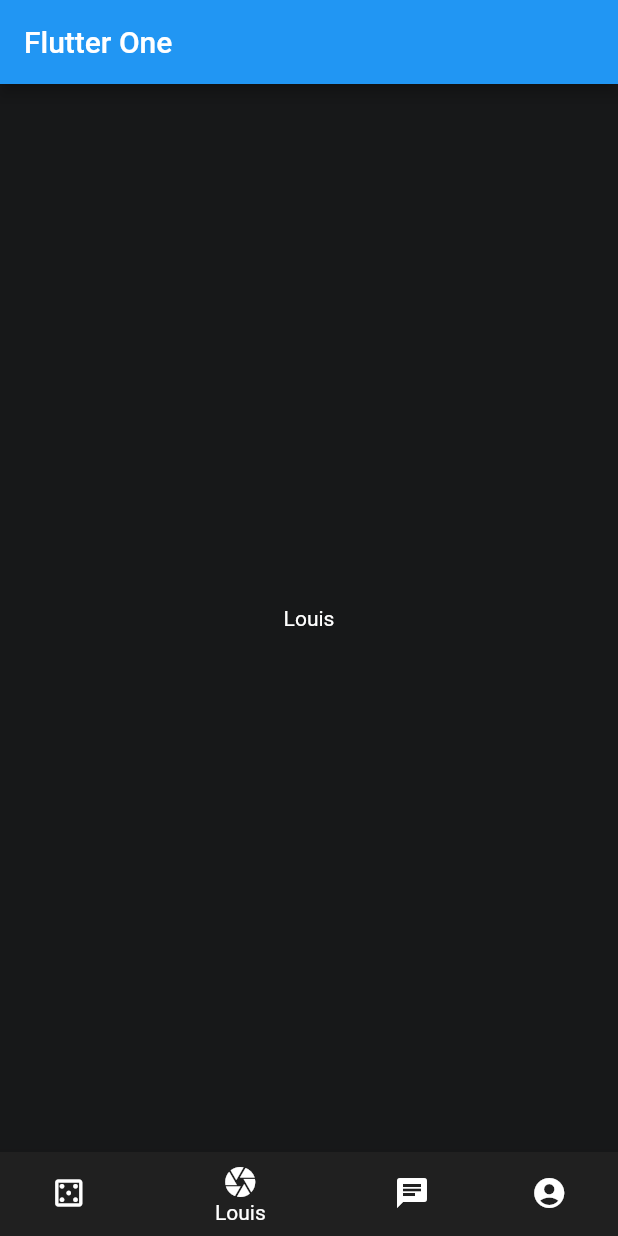
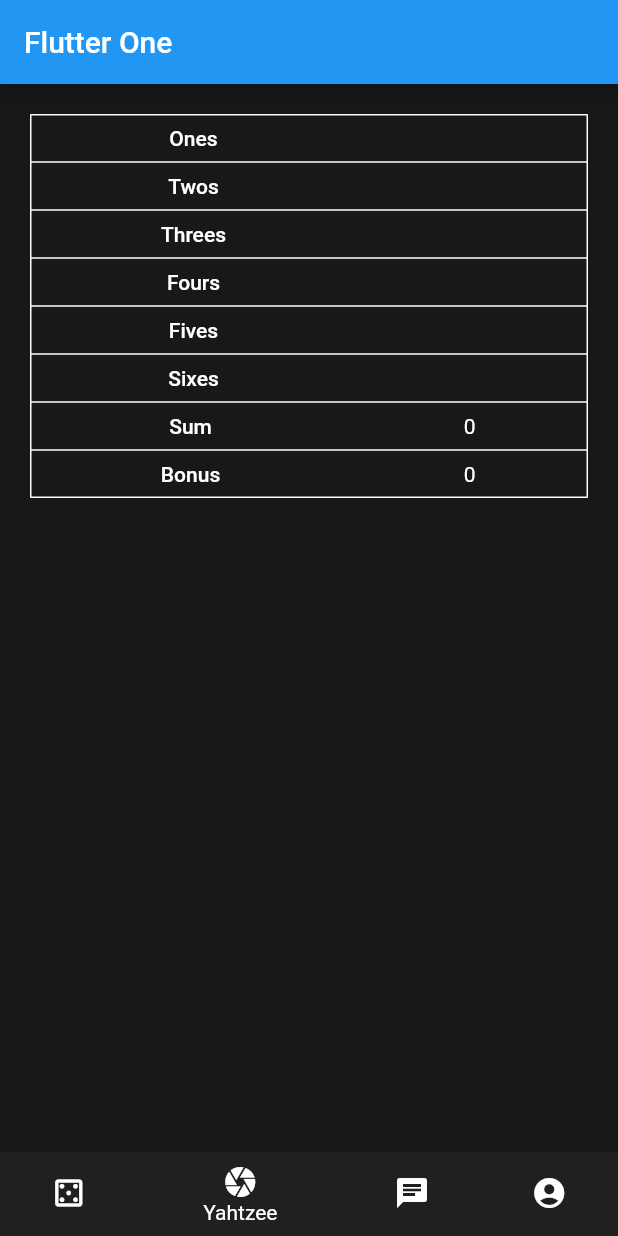
Before and after one commit to paul-dec/FlutterOne, a Flutter app: the screen it shows after launch, item 2 of the bottom bar chosen, on a phone screen of 412 x 824 dp. Run offline on Flutter 3.47's test engine with Material 2 defaults, Android fonts, the phone set to English and light mode, and no system bars; our stand-ins replace audioplayers.

Commit message:
Add first part of the Yahtzee game

```diff
--- a/lib/pages/home_page.dart
+++ b/lib/pages/home_page.dart
@@ -44,7 +44,7 @@ class _MyHomePageState extends State<MyHomePage> {
           ),
           BottomNavigationBarItem(
             icon: Icon(Icons.camera),
-            label: 'Louis',
+            label: 'Yahtzee',
           ),
           BottomNavigationBarItem(
             icon: Icon(Icons.chat),
--- a/lib/widgets/louis.widget.dart
+++ b/lib/widgets/louis.widget.dart
@@ -8,12 +8,136 @@ class LouisWidget extends StatefulWidget {
   _LouisWidgetState createState() => _LouisWidgetState();
 }
 
+class YahtzeeValues {
+  int? ones, twos, threes, fours, fives, sixes, threeOfAKind, fourOfAKind, fullHouse, smallStraight, largeStraight, chance, yahtzee;
+  int sum = 0, bonus = 0;
+}
+
 class _LouisWidgetState extends State<LouisWidget> {
+
+  YahtzeeValues values = YahtzeeValues();
+
+  void _computeSum(YahtzeeValues values) {
+    int result = 0;
+    result += values.ones ?? 0;
+    result += values.twos ?? 0;
+    result += values.threes ?? 0;
+    result += values.fours ?? 0;
+    result += values.fives ?? 0;
+    result += values.sixes ?? 0;
+    values.sum = result;
+    values.bonus = values.sum >= 63 ? 35 : 0;
+  }
 
   @override
   Widget build(BuildContext context) {
-    return const Center(
-      child: Text("Louis", style: TextStyle(color: Colors.white),),
+    return Center(
+        child: Column(children: <Widget>[
+          Container(
+            margin: const EdgeInsets.all(20),
+            child: Table(
+              border: TableBorder.all(color: Colors.white),
+              children: <TableRow>[
+                TableRow(children: <TableCell>[
+                  TableCell(child: Row(
+                    mainAxisAlignment: MainAxisAlignment.spaceAround,
+                    children: <Widget>[
+                      SizedBox(height: 32, child: TextButton(
+                        onPressed: values.ones == null ? () => {setState((){values.ones = 0;})} : null,
+                        child: const Text("Ones", style: TextStyle(color: Colors.white)),
+                      )),
+                      Text(values.ones == null ? '' : values.ones.toString(), style: const TextStyle(color: Colors.white)),
+                    ],
+                  )),
+                ],),
+                TableRow(children: <TableCell>[
+                  TableCell(child: Row(
+                    mainAxisAlignment: MainAxisAlignment.spaceAround,
+                    children: <Widget>[
+                      SizedBox(height: 32, child: TextButton(
+                        onPressed: values.twos == null ? () => {setState((){values.twos = 0;})} : null,
+                        child: const Text("Twos", style: TextStyle(color: Colors.white)),
+                      )),
+                      Text(values.twos == null ? '' : values.twos.toString(), style: const TextStyle(color: Colors.white)),
+                    ],
+                  )),
+                ],),
+                TableRow(children: <TableCell>[
+                  TableCell(child: Row(
+                    mainAxisAlignment: MainAxisAlignment.spaceAround,
+                    children: <Widget>[
+                      SizedBox(height: 32, child: TextButton(
+                        onPressed: values.threes == null ? () => {setState((){values.threes = 0;})} : null,
+                        child: const Text("Threes", style: TextStyle(color: Colors.white)),
+                      )),
+                      Text(values.threes == null ? '' : values.threes.toString(), style: const TextStyle(color: Colors.white)),
+                    ],
+                  )),
+                ],),
+                TableRow(children: <TableCell>[
+                  TableCell(child: Row(
+                    mainAxisAlignment: MainAxisAlignment.spaceAround,
+                    children: <Widget>[
+                      SizedBox(height: 32, child: TextButton(
+                        onPressed: values.fours == null ? () => {setState((){values.fours = 0;})} : null,
+                        child: const Text("Fours", style: TextStyle(color: Colors.white)),
+                      )),
+                      Text(values.fours == null ? '' : values.fours.toString(), style: const TextStyle(color: Colors.white)),
+                    ],
+                  )),
+                ],),
+                TableRow(children: <TableCell>[
+                  TableCell(child: Row(
+                    mainAxisAlignment: MainAxisAlignment.spaceAround,
+                    children: <Widget>[
+                      SizedBox(height: 32, child: TextButton(
+                        onPressed: values.fives == null ? () => {setState((){values.fives = 0;})} : null,
+                        child: const Text("Fives", style: TextStyle(color: Colors.white)),
+                      )),
+                      Text(values.fives == null ? '' : values.fives.toString(), style: const TextStyle(color: Colors.white)),
+                    ],
+                  )),
+                ],),
+                TableRow(children: <TableCell>[
+                  TableCell(child: Row(
+                    mainAxisAlignment: MainAxisAlignment.spaceAround,
+                    children: <Widget>[
+                      SizedBox(height: 32, child: TextButton(
+                        onPressed: values.sixes == null ? () => {setState((){values.sixes = 0;})} : null,
+                        child: const Text("Sixes", style: TextStyle(color: Colors.white)),
+                      )),
+                      Text(values.sixes == null ? '' : values.sixes.toString(), style: const TextStyle(color: Colors.white)),
+                    ],
+                  )),
+                ],),
+                TableRow(children: <TableCell>[
+                  TableCell(child: Row(
+                    mainAxisAlignment: MainAxisAlignment.spaceAround,
+                    children: <Widget>[
+                      const SizedBox(height: 32, child: TextButton(
+                        onPressed: null,
+                        child: Text("Sum", style: TextStyle(color: Colors.white)),
+                      )),
+                      Text(values.sum.toString(), style: const TextStyle(color: Colors.white)),
+                    ],
+                  )),
+                ],),
+                TableRow(children: <TableCell>[
+                  TableCell(child: Row(
+                    mainAxisAlignment: MainAxisAlignment.spaceAround,
+                    children: <Widget>[
+                      const SizedBox(height: 32, child: TextButton(
+                        onPressed: null,
+                        child: Text("Bonus", style: TextStyle(color: Colors.white)),
+                      )),
+                      Text(values.bonus.toString(), style: const TextStyle(color: Colors.white)),
+                    ],
+                  )),
+                ],),
+              ],
+            ),
+          ),
+        ])
     );
   }
 }
```
